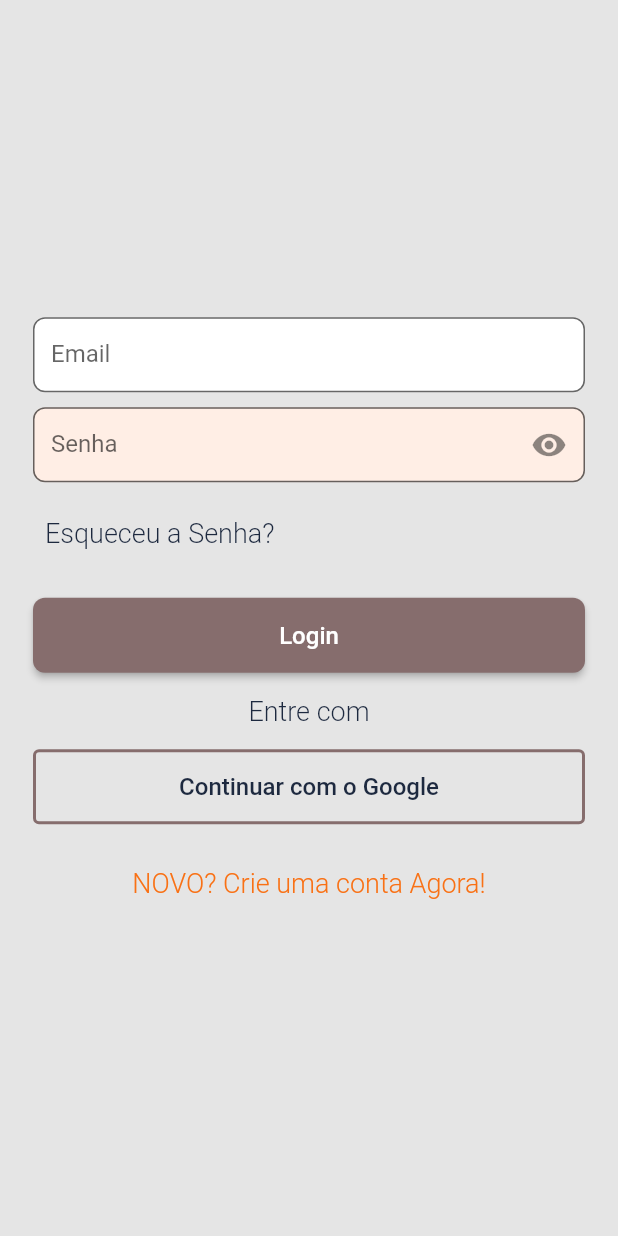
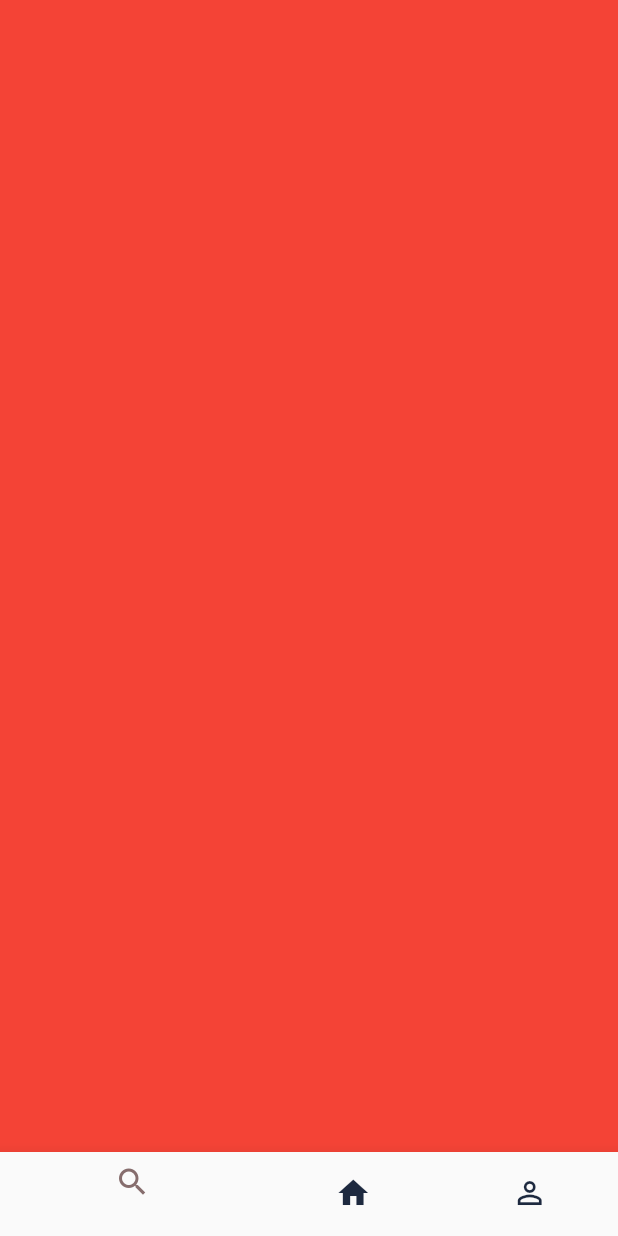
Before and after one commit to Rafa-Alcides/Trance_me, a Flutter app: the screen it shows after launch, after a tap on "Login", on a phone screen of 412 x 824 dp. Run offline on Flutter 3.47's test engine with Material 2 defaults, Android fonts, the phone set to English and light mode, and no system bars; our stand-ins replace mask_text_input_formatter.

Commit message:
Pagina Base + Botton Navigator Bar

```diff
--- a/trance_me/lib/src/auth/components/custom_eleveted_button.dart
+++ b/trance_me/lib/src/auth/components/custom_eleveted_button.dart
@@ -4,8 +4,9 @@
 class CustomElevetedButton extends StatelessWidget {
 
   final String name;
+  final Function()? onPressed;
 
-  const CustomElevetedButton({super.key, required this.name});
+  const CustomElevetedButton({super.key, required this.name, this.onPressed});
 
   @override
   Widget build(BuildContext context) {
@@ -17,7 +18,7 @@
           child: SizedBox(
             height: 50,
             child: ElevatedButton(
-              onPressed: () {},
+              onPressed: onPressed,
               style: ElevatedButton.styleFrom(
                 shape: RoundedRectangleBorder(
                   borderRadius: BorderRadius.circular(8)
--- a/trance_me/lib/src/auth/sign_in_screen.dart
+++ b/trance_me/lib/src/auth/sign_in_screen.dart
@@ -1,6 +1,7 @@
 import 'package:flutter/material.dart';
 import 'package:trance_me/src/auth/sign_up_screen.dart';
 import 'package:trance_me/src/config/custom_colors.dart';
+import '../base/base_screen.dart';
 import 'components/custom_eleveted_button.dart';
 import 'components/custom_text_field.dart';
 
@@ -41,8 +42,17 @@
                   ),
                 ),
                 //*BOTÃO LOGIN
-                const CustomElevetedButton(
+                 CustomElevetedButton(
                   name: "Login",
+                  onPressed: () {
+                    Navigator.of(context).pushReplacement(
+                      MaterialPageRoute(
+                        builder: (c) {
+                          return  const BaseScreen();
+                        }
+                      )
+                    );
+                  },
                 ),
                 //* DIVISOR
                 Center(
--- /dev/null
+++ b/trance_me/lib/src/base/base_screen.dart
@@ -0,0 +1,62 @@
+import 'package:flutter/material.dart';
+
+import '../config/custom_colors.dart';
+
+class BaseScreen extends StatefulWidget {
+   const BaseScreen({super.key});
+
+  @override
+  State<BaseScreen> createState() => _BaseScreenState();
+}
+
+class _BaseScreenState extends State<BaseScreen> {
+  int currentIndex = 0;
+  final pageController = PageController(
+    initialPage: 1
+  );
+
+  @override
+  Widget build(BuildContext context) {
+    return Scaffold(
+
+      body: PageView(
+        physics: const NeverScrollableScrollPhysics(),
+        controller: pageController,
+        children: [
+          Container(color: Colors.black),
+          Container(color: Colors.red),
+          Container(color: Colors.blue),
+        ],
+      ),
+
+
+
+
+      bottomNavigationBar: BottomNavigationBar(
+        currentIndex: currentIndex,
+        onTap: (index) {
+          setState(() {
+            currentIndex = index;
+            pageController.jumpToPage(index);
+          });
+        },
+        unselectedItemColor: CustomColors.customText3,
+        selectedItemColor: CustomColors.customSwatchColor,
+        type: BottomNavigationBarType.shifting,
+        items: const [
+          BottomNavigationBarItem(
+            icon: Icon(Icons.search),
+            label: ""
+          ),
+          BottomNavigationBarItem(
+            icon: Icon(Icons.home),
+            label: ""
+          ),BottomNavigationBarItem(
+            icon: Icon(Icons.person_outline),
+            label: ""
+          ),
+        ],
+      ),
+    );
+  }
+}
```
